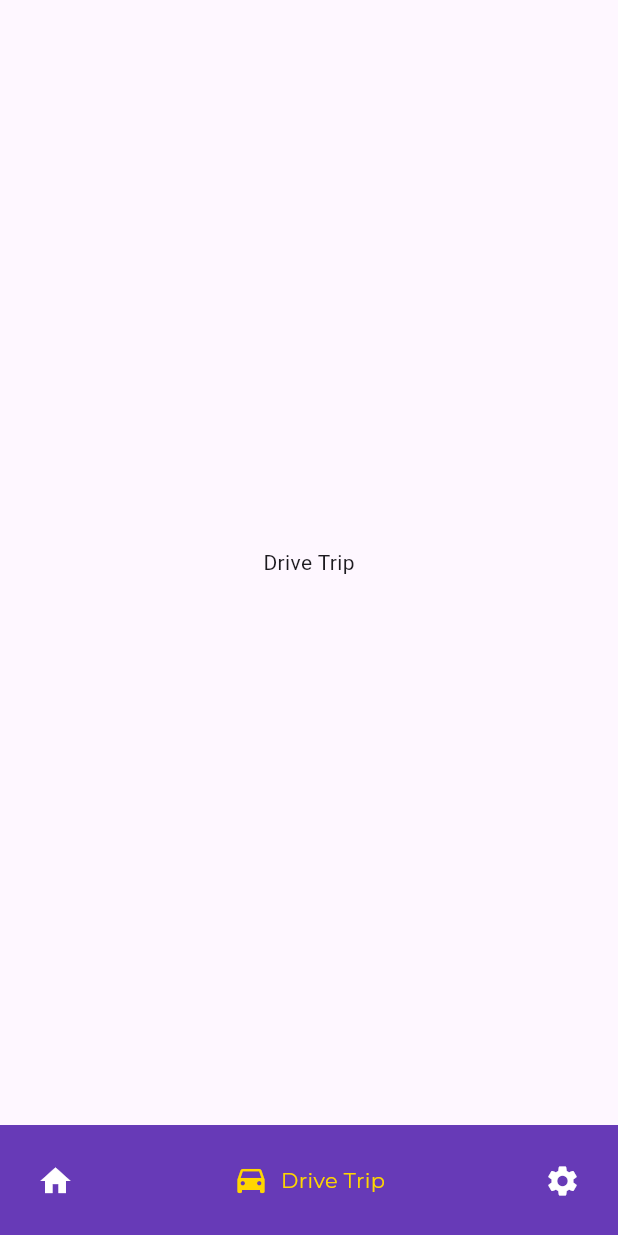
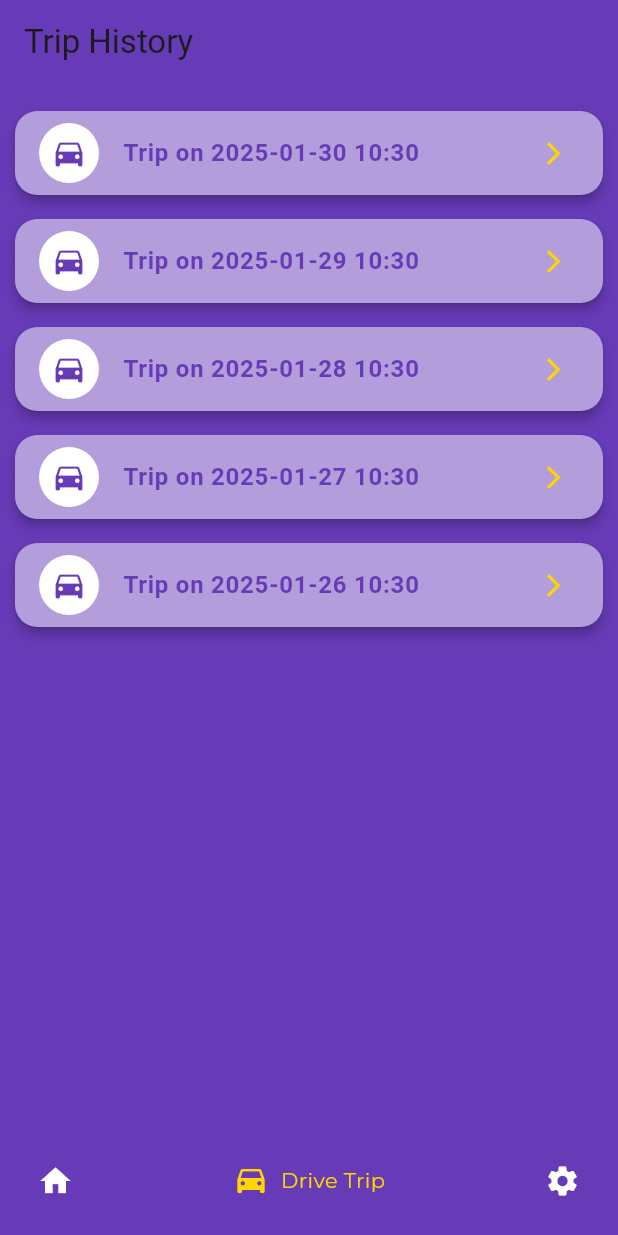
Before and after one commit to adlinzahid/SafeDrive, a Flutter app: the screen it shows after launch, item 2 of the bottom bar chosen, on a phone screen of 412 x 824 dp. Run offline on Flutter 3.47's test engine with Material 3 defaults, Android fonts, the phone set to English and light mode, and no system bars; drawn by our look-alikes of google_nav_bar; our stand-ins replace animated_splash_screen, firebase_auth, geolocator, lottie; accounts and stored records are empty; project files that could hold a hidden picture were left out.

Commit message:
modify homepage and edit trip page

```diff
--- a/lib/ui_screens/drivetrip/drivetrip.dart
+++ b/lib/ui_screens/drivetrip/drivetrip.dart
@@ -1,4 +1,5 @@
 import 'package:flutter/material.dart';
+import 'package:intl/intl.dart';
 
 class DriveTrip extends StatefulWidget {
   const DriveTrip({super.key});
@@ -8,12 +9,98 @@ class DriveTrip extends StatefulWidget {
 }
 
 class _DriveTripState extends State<DriveTrip> {
+  // Sample trip history data (Replace with real logged trips)
+  final List<Map<String, dynamic>> tripHistory = [
+    {"dateTime": DateTime.now().subtract(Duration(days: 1))},
+    {"dateTime": DateTime.now().subtract(Duration(days: 2))},
+    {"dateTime": DateTime.now().subtract(Duration(days: 3))},
+    {"dateTime": DateTime.now().subtract(Duration(days: 4))},
+    {"dateTime": DateTime.now().subtract(Duration(days: 5))},
+  ];
+
   @override
   Widget build(BuildContext context) {
-    return const Scaffold(
-      body: Center(
-        child: Text('Drive Trip'),
+    return Scaffold(
+      backgroundColor: Colors.deepPurple, // Changed background to Deep Purple
+      appBar: AppBar(
+        title: const Text("Trip History"),
+        backgroundColor: Colors.deepPurple,
+      ),
+      body: Padding(
+        padding: const EdgeInsets.all(10.0),
+        child: ListView.builder(
+          itemCount: tripHistory.length,
+          itemBuilder: (context, index) {
+            final trip = tripHistory[index];
+            String formattedDate =
+                DateFormat('yyyy-MM-dd HH:mm').format(trip["dateTime"]);
+
+            return GestureDetector(
+              onTap: () {
+                Navigator.push(
+                  context,
+                  MaterialPageRoute(
+                    builder: (context) =>
+                        TripDetailsScreen(tripDateTime: trip["dateTime"]),
+                  ),
+                );
+              },
+              child: Card(
+                color: Colors.deepPurple[200], // Lighter purple card color
+                shape: RoundedRectangleBorder(
+                  borderRadius: BorderRadius.circular(15),
+                ),
+                elevation: 3,
+                margin: const EdgeInsets.symmetric(vertical: 8),
+                child: ListTile(
+                  leading: const CircleAvatar(
+                    backgroundColor: Colors.white,
+                    child: Icon(Icons.directions_car, color: Colors.deepPurple),
+                  ),
+                  title: Text(
+                    "Trip on $formattedDate",
+                    style: const TextStyle(
+                      fontWeight: FontWeight.bold,
+                      color: Colors.deepPurple,
+                    ),
+                  ),
+                  trailing: Icon(Icons.arrow_forward_ios,
+                      size: 18, color: Colors.yellowAccent[700]),
+                ),
+              ),
+            );
+          },
+        ),
       ),
     );
   }
 }
+
+// Dummy Trip Details Page (Modify to show real details)
+class TripDetailsScreen extends StatelessWidget {
+  final DateTime tripDateTime;
+
+  const TripDetailsScreen({super.key, required this.tripDateTime});
+
+  @override
+  Widget build(BuildContext context) {
+    String formattedDate = DateFormat('yyyy-MM-dd HH:mm').format(tripDateTime);
+    return Scaffold(
+      appBar: AppBar(
+        title: const Text("Trip Details"),
+        backgroundColor: Colors.deepPurple,
+      ),
+      backgroundColor: Colors.deepPurple,
+      body: Center(
+        child: Text(
+          "Details of trip on $formattedDate",
+          style: const TextStyle(
+            fontSize: 18,
+            fontWeight: FontWeight.bold,
+            color: Colors.white,
+          ),
+        ),
+      ),
+    );
+  }
+}
```
Also changed, not shown: lib/ui_screens/homepage/homepage.dart (+22 -9 lines).
